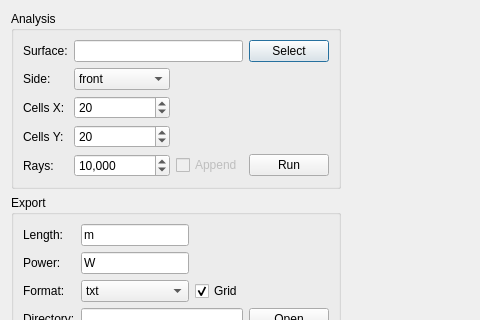
First picture: the form in source/application/run/FluxAnalysisDialog.ui, repository CST-Modelling-Tools/TonatiuhPP, before the edit; both pictures show x 0 to 480 and y 0 to 320 of the 807 by 594 pixel window.
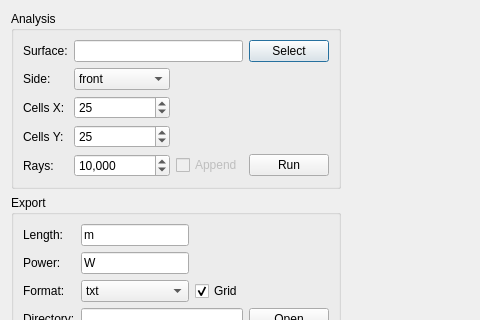
Second picture: the form after the edit. Custom widgets are drawn as their Qt base class.

What changed in the file:
```diff
--- a/source/application/run/FluxAnalysisDialog.ui
+++ b/source/application/run/FluxAnalysisDialog.ui
@@ -140,7 +140,7 @@
             <number>10000</number>
            </property>
            <property name="value">
-            <number>20</number>
+            <number>25</number>
            </property>
           </widget>
          </item>
@@ -153,7 +153,7 @@
             <number>10000</number>
            </property>
            <property name="value">
-            <number>20</number>
+            <number>25</number>
            </property>
           </widget>
          </item>
```
